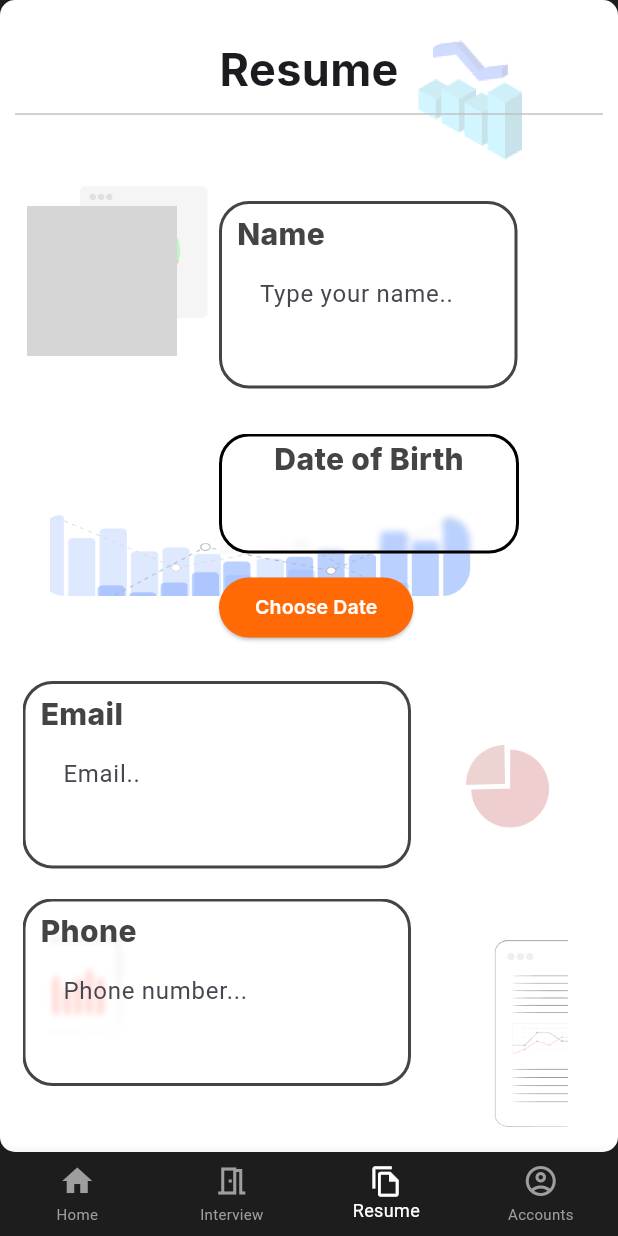
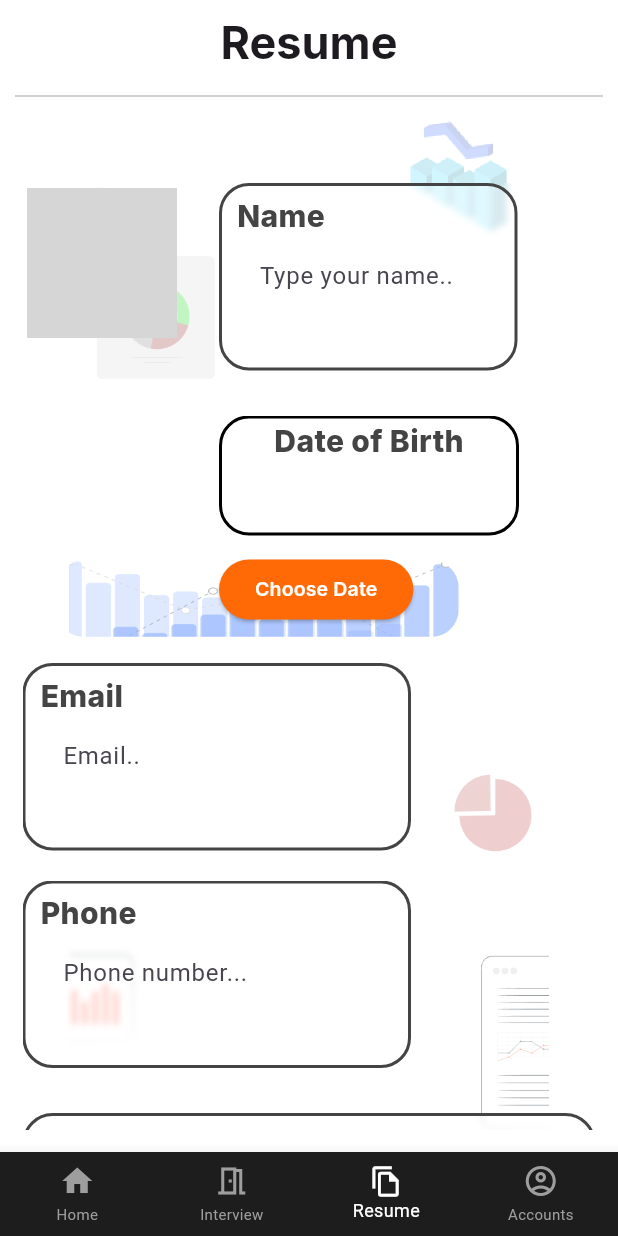
Before and after one commit to pugazhmukilan/DestinXX, a Flutter app: the Resume screen opened directly, on a phone screen of 412 x 824 dp. Run offline on Flutter 3.47's test engine with Material 3 defaults, Android fonts, the light colour scheme and no system bars; our stand-ins replace camera, cloud_firestore, firebase_auth, firebase_core, firebase_storage, flutter_slider_drawer and 5 more; accounts and stored records are empty; network calls fail; grey boxes are pictures that could not be loaded.

Commit message:
Pushhin before merding

```diff
--- a/lib/Resume.dart
+++ b/lib/Resume.dart
@@ -128,6 +128,11 @@ class _ResumeState extends State<Resume> {
 
     double screenWidth = MediaQuery.of(context).size.width;
     return Scaffold(
+        appBar: AppBar(
+          automaticallyImplyLeading: false,
+          backgroundColor: Colors.white,
+          title: Center(child: Text("Resume", style: Ktitletextstyle)),
+        ),
         bottomNavigationBar: BottomNavigationBar(
           type: BottomNavigationBarType.fixed,
           backgroundColor: Kbackgroundcolor,
@@ -188,16 +193,14 @@ class _ResumeState extends State<Resume> {
                 image: const DecorationImage(
                     image: AssetImage("assets/Page_assets/Report_page.png")),
                 color: Colors.white,
-                  borderRadius:
-                      KMyborder), // THIS IS THE BOX DECORATION OF THE BACKGROUND OF THE RESUME
+              ), // THIS IS THE BOX DECORATION OF THE BACKGROUND OF THE RESUME
               child: Padding(
-                padding: const EdgeInsets.fromLTRB(10, 25, 10, 15),
+                padding: const EdgeInsets.fromLTRB(10, 0, 10, 15),
                 child: Column(
                   mainAxisAlignment: MainAxisAlignment.start,
                   crossAxisAlignment: CrossAxisAlignment.start,
                   mainAxisSize: MainAxisSize.min, // Set mainAxisSize to min
                   children: [
-                    Center(child: Text("Resume", style: Ktitletextstyle)),
                     Divider(
                       indent: 0,
                       endIndent: 0,
@@ -258,6 +261,15 @@ class _ResumeState extends State<Resume> {
                                                 Positioned(
                                                     bottom: 0,
                                                     right: 0,
+                                                    child: Container(
+                                                      height: 35,
+                                                      width: 35,
+                                                      decoration: BoxDecoration(
+                                                          color: Colors.white,
+                                                          borderRadius:
+                                                              BorderRadius
+                                                                  .circular(
+                                                                      65)),
                                                       child: IconButton(
                                                         onPressed: () async {
                                                           selectImage();
@@ -266,7 +278,8 @@ class _ResumeState extends State<Resume> {
                                                         icon: const Icon(
                                                           Icons
                                                               .add_a_photo_rounded,
-                                                        size: 25,
+                                                          size: 20,
+                                                        ),
                                                       ),
                                                     ))
                                               ]),
--- a/lib/backdropbox.dart
+++ b/lib/backdropbox.dart
@@ -154,22 +154,6 @@ class _backdropfieldState extends State<backdropfield> {
                           hintText: hint_text,
                         ),
                       ),
-
-                      /*TextField(
-                        controller: textcontroller,
-                        onChanged: (value) {
-                          Education = value;
-                        },
-                        maxLength: max_length,
-                        maxLines:
-                            max_lines, // Use 1 as a default if max_lines is null
-
-                        // Allow unlimited lines in the text field
-                        decoration: InputDecoration(
-                          border: InputBorder.none, // Remove default border
-                          hintText: hint_text,
-                        ),
-                      ),*/
                     ),
                   ),
                 ],
```
Also changed, not shown: lib/Home.dart (+12 -4 lines). Lines whose indentation alone changed are shown as unchanged.
